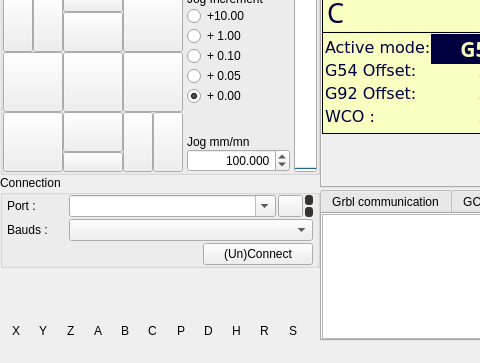
Qt form mainWindow.ui (fra589/cn5X) before a commit; both pictures show x 0 to 480 and y 237 to 600 of the 1024 by 600 pixel window.
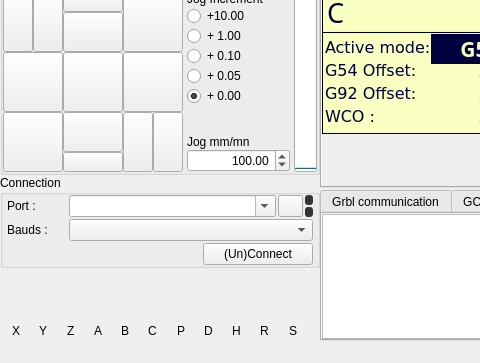
The same form after that commit. Icons and pictures are not drawn. Custom widgets are drawn as their Qt base class.

Diff of the .ui file:
```diff
--- a/mainWindow.ui
+++ b/mainWindow.ui
@@ -1540,7 +1540,7 @@
                    <set>Qt::AlignRight|Qt::AlignTrailing|Qt::AlignVCenter</set>
                   </property>
                   <property name="decimals">
-                   <number>3</number>
+                   <number>2</number>
                   </property>
                   <property name="maximum">
                    <double>10000.000000000000000</double>
```
